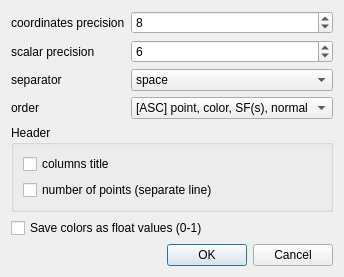
Above: libs/qCC_io/ui_templates/saveAsciiFileDlg.ui from CloudCompare/CloudCompare before the change. Below: the same form after it.
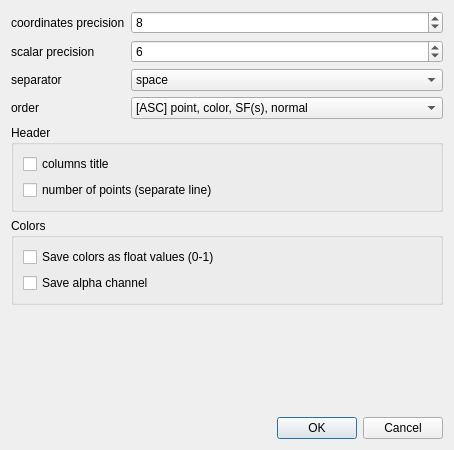
That is the form after the change.

Commit message: Moving default color for points (and vertices) to RGBA

What changed in the file:
```diff
--- a/libs/qCC_io/ui_templates/saveAsciiFileDlg.ui
+++ b/libs/qCC_io/ui_templates/saveAsciiFileDlg.ui
@@ -6,8 +6,8 @@
    <rect>
     <x>0</x>
     <y>0</y>
-    <width>320</width>
-    <height>250</height>
+    <width>454</width>
+    <height>450</height>
    </rect>
   </property>
   <property name="windowTitle">
@@ -128,6 +128,12 @@
     </widget>
    </item>
    <item>
+    <widget class="QGroupBox" name="colorOptionsGroupBox">
+     <property name="title">
+      <string>Colors</string>
+     </property>
+     <layout class="QVBoxLayout" name="verticalLayout_3">
+      <item>
     <widget class="QCheckBox" name="saveFloatColorsCheckBox">
      <property name="toolTip">
       <string>Save RGB color components as floats values between 0 and 1</string>
@@ -136,6 +142,32 @@
       <string>Save colors as float values (0-1)</string>
      </property>
     </widget>
+      </item>
+      <item>
+       <widget class="QCheckBox" name="saveAlphaChannelCheckBox">
+        <property name="toolTip">
+         <string>Save RGB color components as floats values between 0 and 1</string>
+        </property>
+        <property name="text">
+         <string>Save alpha channel</string>
+        </property>
+       </widget>
+      </item>
+     </layout>
+    </widget>
+   </item>
+   <item>
+    <spacer name="verticalSpacer">
+     <property name="orientation">
+      <enum>Qt::Vertical</enum>
+     </property>
+     <property name="sizeHint" stdset="0">
+      <size>
+       <width>20</width>
+       <height>40</height>
+      </size>
+     </property>
+    </spacer>
    </item>
    <item>
     <widget class="QDialogButtonBox" name="buttonBox">
```
Lines whose indentation alone changed are shown as unchanged. The commit also changes 57 other files.
